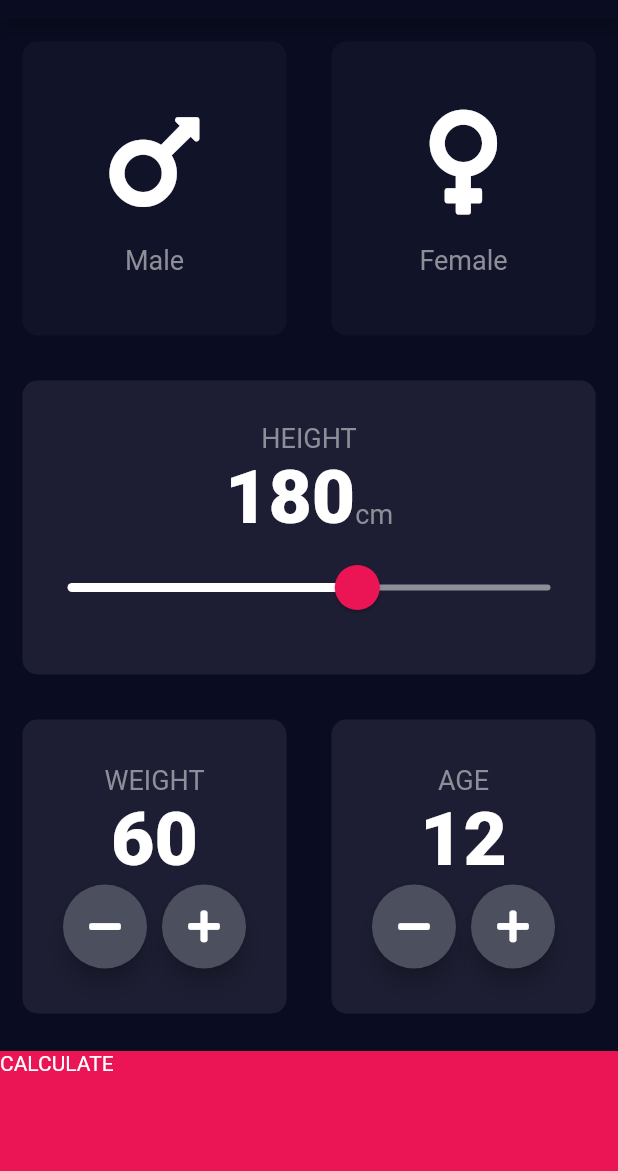
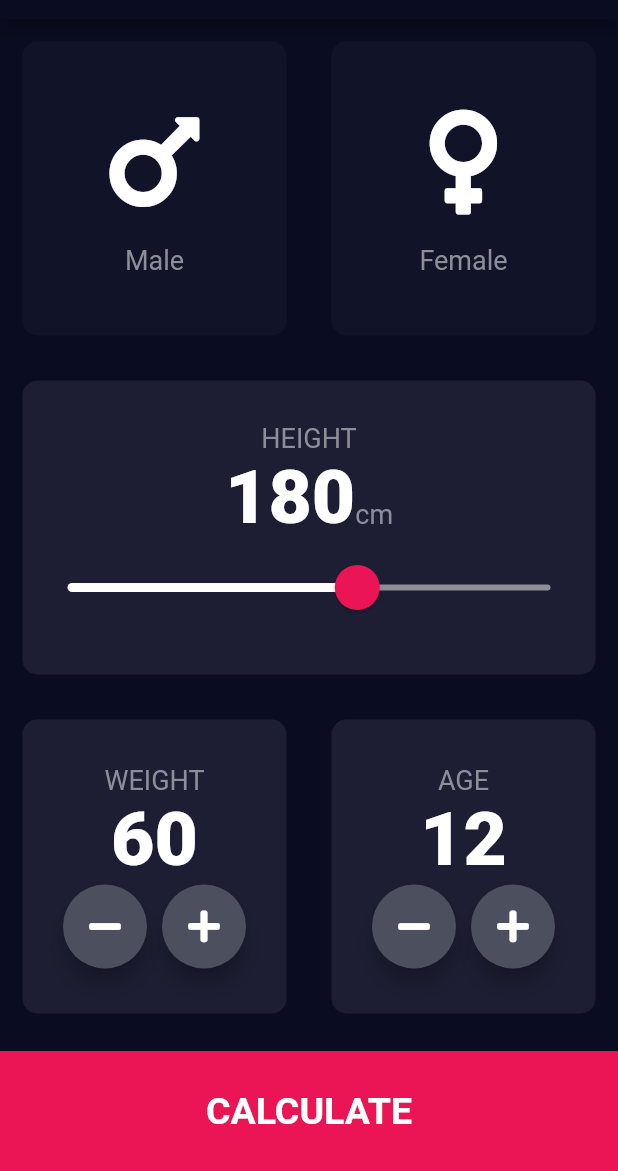
Before and after one commit to nischal08/bmi-calculator-flutter, a Flutter app: the screen it shows after launch, on a phone screen of 412 x 824 dp, the part 65-1236 px from its top. Run offline on Flutter 3.47's test engine with Material 2 defaults, Android fonts, the phone set to English and light mode, and no system bars; our stand-ins replace font_awesome_flutter.

Commit message:
All design completed using reusablecomponents

```diff
--- /dev/null
+++ b/lib/components/bottom_button.dart
@@ -0,0 +1,29 @@
+import 'package:bmi_calculator/constants.dart';
+import 'package:flutter/material.dart';
+
+class BottomButton extends StatelessWidget {
+  BottomButton({@required this.onTap, @required this.buttonTitle});
+
+  final Function onTap;
+  final String buttonTitle;
+
+  @override
+  Widget build(BuildContext context) {
+    return GestureDetector(
+      onTap: onTap,
+      child: Container(
+        child: Center(
+          child: Text(
+            buttonTitle,
+            style: kLargeButtonTextStyle,
+          ),
+        ),
+        color: kBottomContainerColour,
+        margin: EdgeInsets.only(top: 10),
+        //padding: EdgeInsets.only(bottom: 20.0),
+        width: double.infinity,
+        height: kBottomContainerHeight,
+      ),
+    );
+  }
+}
--- /dev/null
+++ b/lib/components/round_icon_button.dart
@@ -0,0 +1,21 @@
+import 'package:flutter/material.dart';
+
+class RoundIconButton extends StatelessWidget {
+  RoundIconButton({@required this.icon, @required this.onPressed});
+  final Function onPressed;
+  final IconData icon;
+  @override
+  Widget build(BuildContext context) {
+    return RawMaterialButton(
+      child: Icon(icon),
+      onPressed: onPressed,
+      elevation: 6.0,
+      shape: CircleBorder(),
+      fillColor: Color(0xFF4C4F5E),
+      constraints: BoxConstraints.tightFor(
+        width: 56.0,
+        height: 56.0,
+      ),
+    );
+  }
+}
--- a/lib/main.dart
+++ b/lib/main.dart
@@ -1,5 +1,6 @@
 import 'package:flutter/material.dart';
-import 'input_page.dart';
+
+import 'screens/input_page.dart';
 
 void main() => runApp(BMICalculator());
 
@@ -7,9 +8,7 @@ class BMICalculator extends StatelessWidget {
   @override
   Widget build(BuildContext context) {
     return MaterialApp(
-
       theme: ThemeData.dark().copyWith(
-
         primaryColor: Color(0xFF0A0D21),
         scaffoldBackgroundColor: Color(0xFF0A0D21),
       ),
--- a/lib/input_page.dart
+++ b/lib/screens/input_page.dart
@@ -1,11 +1,14 @@
+import 'package:bmi_calculator/components/bottom_button.dart';
 import 'package:bmi_calculator/constants.dart';
-import 'package:bmi_calculator/results_page.dart';
 import 'package:flutter/cupertino.dart';
 import 'package:flutter/material.dart';
 import 'package:font_awesome_flutter/font_awesome_flutter.dart';
 
-import 'icon_content.dart';
-import 'reusable_card.dart';
+import 'file:///C:/Users/nisch/AndroidStudioProjects/bmi-calculator-flutter/lib/components/round_icon_button.dart';
+
+import '../components/icon_content.dart';
+import '../components/reusable_card.dart';
+import 'results_page.dart';
 
 enum Gender {
   male,
@@ -208,7 +211,7 @@ class _InputPageState extends State<InputPage> {
               ],
             ),
           ),
-          GestureDetector(
+          BottomButton(
             onTap: () {
               Navigator.push(
                 context,
@@ -217,36 +220,10 @@ class _InputPageState extends State<InputPage> {
                 ),
               );
             },
-            child: Container(
-              child: Text('CALCULATE'),
-              color: kBottomContainerColour,
-              margin: EdgeInsets.only(top: 10),
-              width: double.infinity,
-              height: kBottomContainerHeight,
-            ),
+            buttonTitle: 'CALCULATE',
           )
         ],
       ),
     );
   }
 }
-
-class RoundIconButton extends StatelessWidget {
-  RoundIconButton({@required this.icon, @required this.onPressed});
-  final Function onPressed;
-  final IconData icon;
-  @override
-  Widget build(BuildContext context) {
-    return RawMaterialButton(
-      child: Icon(icon),
-      onPressed: onPressed,
-      elevation: 6.0,
-      shape: CircleBorder(),
-      fillColor: Color(0xFF4C4F5E),
-      constraints: BoxConstraints.tightFor(
-        width: 56.0,
-        height: 56.0,
-      ),
-    );
-  }
-}
```
Also changed, not shown: lib/constants.dart (+24 -2 lines), lib/results_page.dart (deleted, +0 -14 lines), lib/screens/results_page.dart (added, +64 -0 lines), lib/components/icon_content.dart (renamed from lib/icon_content.dart), lib/components/reusable_card.dart (renamed from lib/reusable_card.dart).
